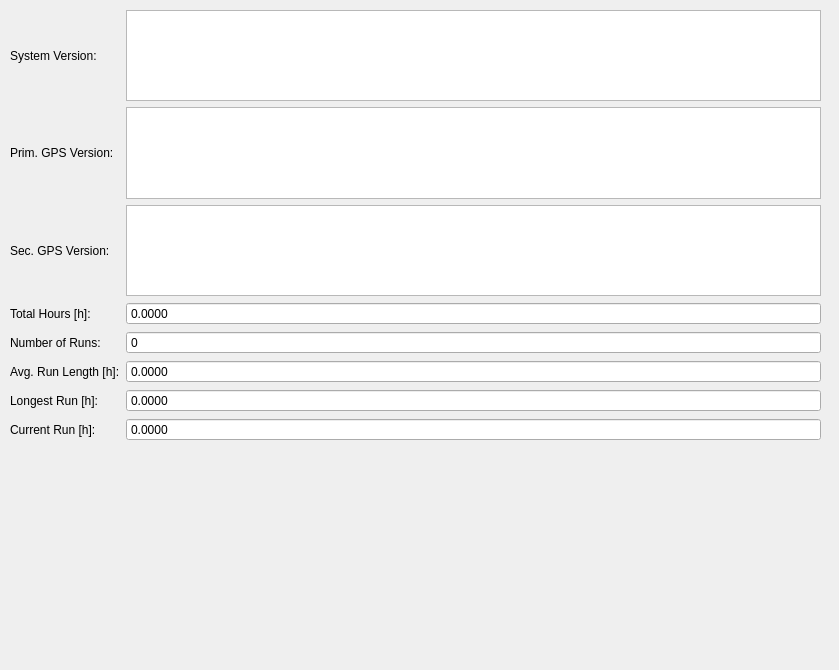
Old version of the form src/lib/visualization/VersionControl.ui in the repository jmaye/libposlv.
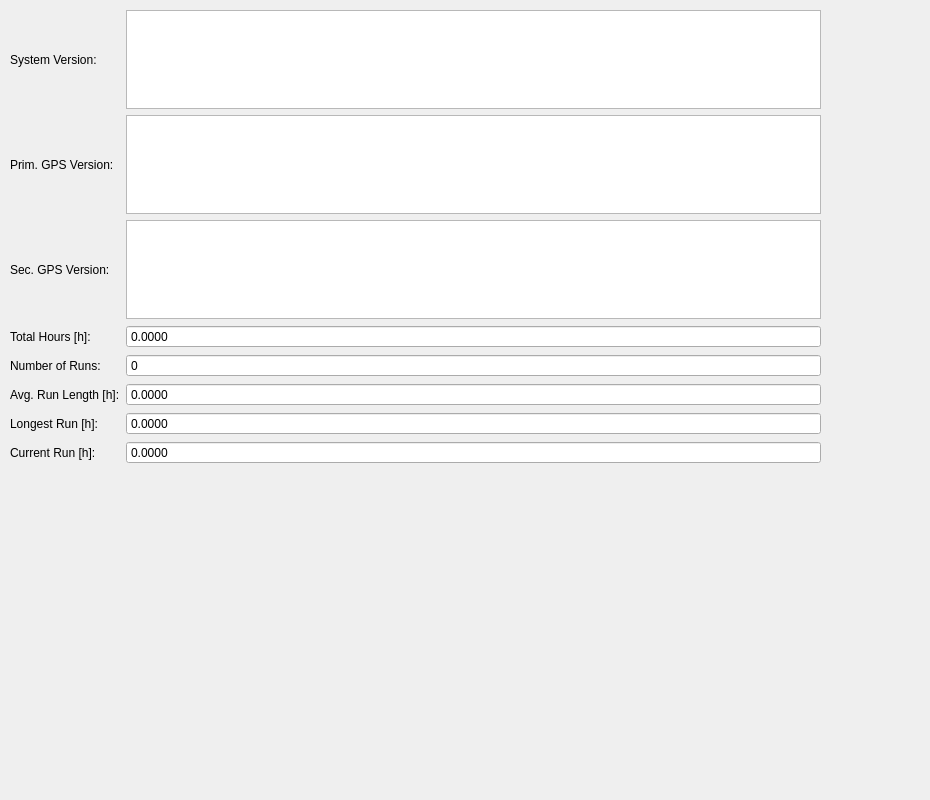
New version of the form.

Diff of the .ui file:
```diff
--- a/src/lib/visualization/VersionControl.ui
+++ b/src/lib/visualization/VersionControl.ui
@@ -6,8 +6,8 @@
    <rect>
     <x>0</x>
     <y>0</y>
-    <width>839</width>
-    <height>670</height>
+    <width>930</width>
+    <height>800</height>
    </rect>
   </property>
   <property name="windowTitle">
@@ -19,7 +19,7 @@
      <x>10</x>
      <y>10</y>
      <width>811</width>
-     <height>431</height>
+     <height>454</height>
     </rect>
    </property>
    <layout class="QGridLayout" name="versionLayout">
@@ -30,9 +30,6 @@
       </property>
      </widget>
     </item>
-    <item row="0" column="1">
-     <widget class="QTextBrowser" name="sysVerText"/>
-    </item>
     <item row="1" column="0">
      <widget class="QLabel" name="label">
       <property name="text">
@@ -40,9 +37,6 @@
       </property>
      </widget>
     </item>
-    <item row="1" column="1">
-     <widget class="QTextBrowser" name="primGPSVerText"/>
-    </item>
     <item row="2" column="0">
      <widget class="QLabel" name="label_2">
       <property name="text">
@@ -50,9 +44,6 @@
       </property>
      </widget>
     </item>
-    <item row="2" column="1">
-     <widget class="QTextBrowser" name="secGPSVerText"/>
-    </item>
     <item row="3" column="0">
      <widget class="QLabel" name="label_3">
       <property name="text">
@@ -165,6 +156,27 @@
       </property>
      </widget>
     </item>
+    <item row="1" column="1">
+     <widget class="QTextEdit" name="primGPSVerText">
+      <property name="readOnly">
+       <bool>true</bool>
+      </property>
+     </widget>
+    </item>
+    <item row="2" column="1">
+     <widget class="QTextEdit" name="secGPSVerText">
+      <property name="readOnly">
+       <bool>true</bool>
+      </property>
+     </widget>
+    </item>
+    <item row="0" column="1">
+     <widget class="QTextEdit" name="sysVerText">
+      <property name="readOnly">
+       <bool>true</bool>
+      </property>
+     </widget>
+    </item>
    </layout>
   </widget>
  </widget>
```
